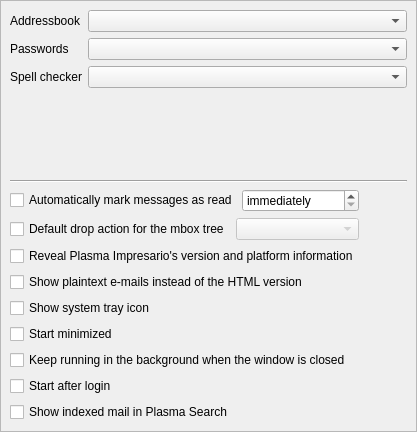
Before: the Qt Designer form src/Gui/SettingsGeneralPage.ui in mikepadiernos/plasma-impresario, drawn with Qt 5.
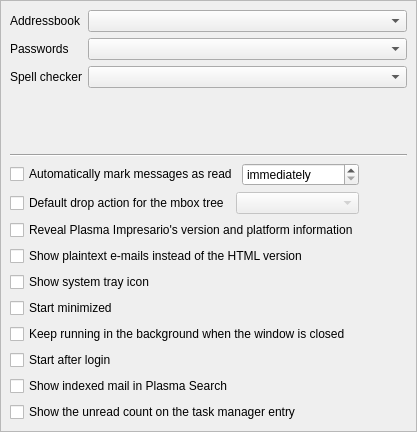
After: the same form once the commit is applied.

Commit message: feat(desktop): show the unread count on the Plasma task manager entry, with a setting to turn it off (#102)

Diff of the .ui file:
```diff
--- a/src/Gui/SettingsGeneralPage.ui
+++ b/src/Gui/SettingsGeneralPage.ui
@@ -204,6 +204,16 @@
       </property>
      </widget>
     </item>
+    <item row="14" column="0" colspan="2">
+     <widget class="QCheckBox" name="guiUnreadCountCheckbox">
+      <property name="toolTip">
+       <string>The task manager entry shows how many messages are unread in the inboxes of all accounts. Only the number is shown.</string>
+      </property>
+      <property name="text">
+       <string>Show the unread count on the task manager entry</string>
+      </property>
+     </widget>
+    </item>
     <item row="4" column="0" colspan="2">
      <widget class="Line" name="line">
       <property name="orientation">
```
The commit also changes 6 other files.
